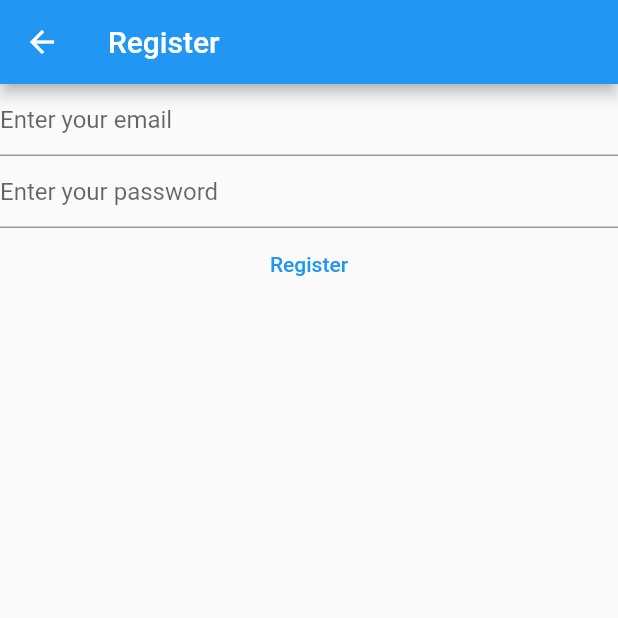
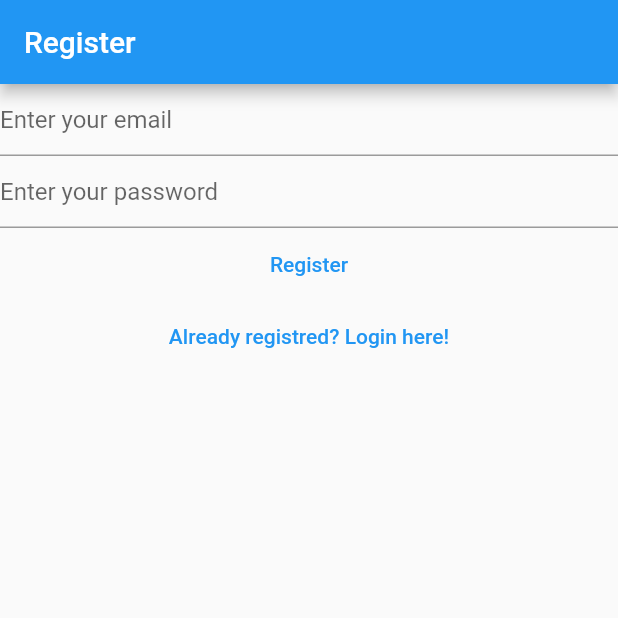
Before and after one commit to KPraveenRaj/notes, a Flutter app: the RegisterView screen opened directly, on a phone screen of 412 x 824 dp, the top half of it. Run offline on Flutter 3.47's test engine with Material 2 defaults, Android fonts, the phone set to English and light mode, and no system bars; our stand-ins replace firebase_auth, firebase_core; accounts and stored records are empty.

Commit message:
22/5/2022 backup

```diff
--- a/lib/views/register_view.dart
+++ b/lib/views/register_view.dart
@@ -1,7 +1,5 @@
 import 'package:firebase_auth/firebase_auth.dart';
-import 'package:firebase_core/firebase_core.dart';
 import 'package:flutter/material.dart';
-import '../firebase_options.dart';
 
 class RegisterView extends StatefulWidget {
   const RegisterView({Key? key}) : super(key: key);
@@ -32,16 +30,9 @@ class _RegisterViewState extends State<RegisterView> {
   Widget build(BuildContext context) {
     return Scaffold(
       appBar: AppBar(
-        title: const Text("Register"),
+        title: const Text('Register'),
       ),
-      body: FutureBuilder(
-        future: Firebase.initializeApp(
-          options: DefaultFirebaseOptions.currentPlatform,
-        ),
-        builder: (context, snapshot) {
-          switch (snapshot.connectionState) {
-            case ConnectionState.done:
-              return Column(
+      body: Column(
         children: [
           TextField(
             controller: _email,
@@ -66,8 +57,8 @@ class _RegisterViewState extends State<RegisterView> {
               final email = _email.text;
               final password = _password.text;
               try {
-                        final userCredential = await FirebaseAuth.instance
-                            .createUserWithEmailAndPassword(
+                final userCredential =
+                    await FirebaseAuth.instance.createUserWithEmailAndPassword(
                   email: email,
                   password: password,
                 );
@@ -78,12 +69,16 @@ class _RegisterViewState extends State<RegisterView> {
             },
             child: const Text("Register"),
           ),
+          TextButton(
+            onPressed: () {
+              Navigator.of(context).pushNamedAndRemoveUntil(
+                '/login/',
+                (route) => false,
+              );
+            },
+            child: const Text('Already registred? Login here!'),
+          ),
         ],
-              );
-            default:
-              return const Text("Loading");
-          }
-        },
       ),
     );
   }
```
Also changed, not shown: lib/main.dart (+13 -10 lines), lib/views/login_view.dart (+13 -20 lines), lib/views/verify_email_view.dart (added, +31 -0 lines). Lines whose indentation alone changed are shown as unchanged.
